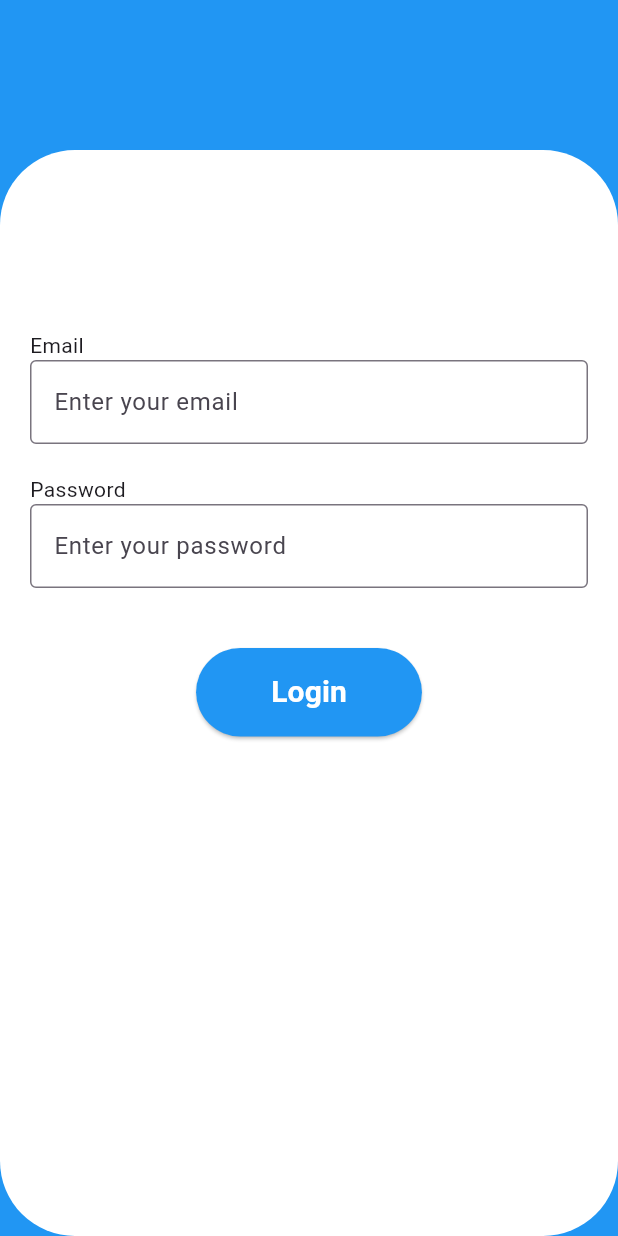
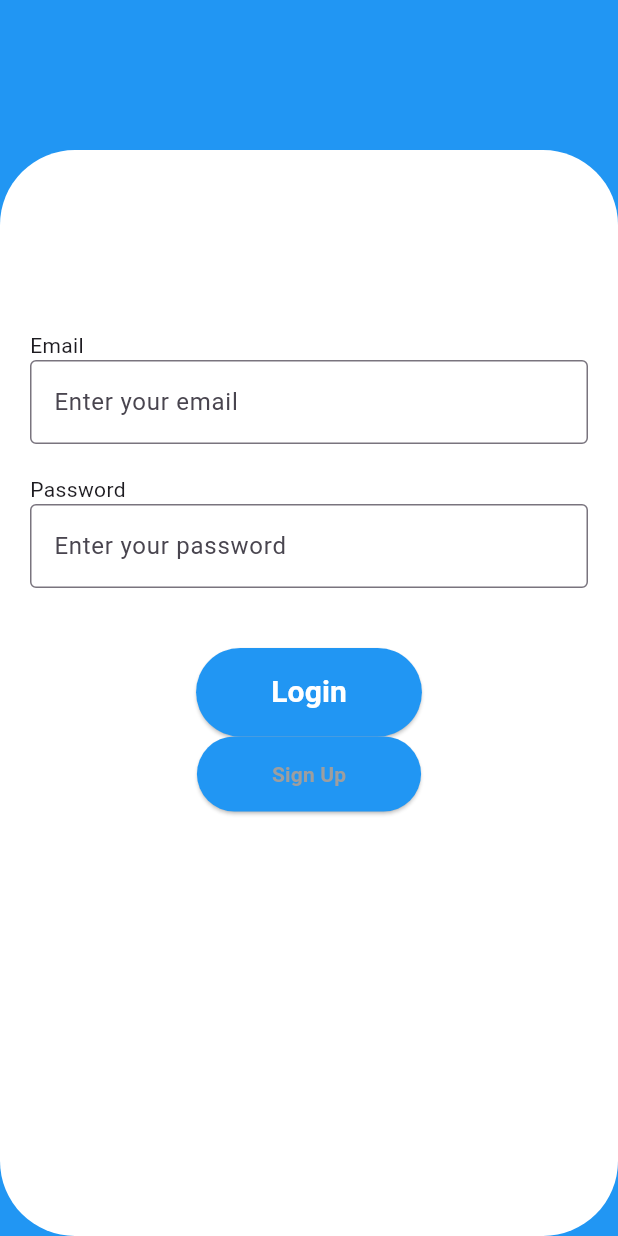
Before and after one commit to alexaalvaran/glucose_app, a Flutter app: the LoginPage screen opened directly, on a phone screen of 412 x 824 dp. Run offline on Flutter 3.47's test engine with Material 3 defaults, Android fonts, the phone set to English and light mode, and no system bars; our stand-ins replace firebase_auth, firebase_core, fluttertoast; accounts and stored records are empty.

Commit message:
Add Sign Up button to Login page

```diff
--- a/lib/main.dart
+++ b/lib/main.dart
@@ -1,5 +1,6 @@
 import 'package:flutter/material.dart';
 import 'package:firebase_core/firebase_core.dart';
+import 'package:glucose_app/view/login/login.dart';
 import 'firebase_options.dart';
 import '../view/signup/signup.dart';
 
@@ -17,7 +18,7 @@ class MainApp extends StatelessWidget {
   @override
   Widget build(BuildContext context) {
     return MaterialApp(
-      home: SignupPage(),
+      home: LoginPage(),
     );
   }
 }
--- a/lib/presenter/login_presenter.dart
+++ b/lib/presenter/login_presenter.dart
@@ -6,6 +6,7 @@ abstract class LoginView{
   void hideLoading();
   void showLoginError(String message);
   void navigateToHome();
+  void navigateToSignup();
 }
 
 class LoginPresenter {
@@ -34,4 +35,8 @@ class LoginPresenter {
       view.showLoginError(message);
     }
   }
+
+  void goToSignup() {
+    view.navigateToSignup();
+  }
 }
--- a/lib/view/login/login.dart
+++ b/lib/view/login/login.dart
@@ -3,6 +3,7 @@ import 'package:fluttertoast/fluttertoast.dart';
 import '../../model/authmodel.dart';
 import '../../presenter/login_presenter.dart';
 import '../home/home.dart';
+import '../signup/signup.dart';
 
 class LoginPage extends StatefulWidget {
   LoginPage({super.key});
@@ -63,6 +64,7 @@ class _LoginPageState extends State<LoginPage> implements LoginView {
                   ),
                 ),
                 const SizedBox(height: 40),
+
                 Center(
                   child: ElevatedButton(
                     onPressed: () {
@@ -85,6 +87,25 @@ class _LoginPageState extends State<LoginPage> implements LoginView {
                     ),
                     ),
                   ),
+                ),
+
+                Center(
+                  child: ElevatedButton(onPressed: (){
+                    presenter.goToSignup();
+                  }, style: ElevatedButton.styleFrom(
+                    backgroundColor: Colors.blue,
+                    padding: const EdgeInsets.symmetric(horizontal: 50, vertical: 15),
+                    shape: RoundedRectangleBorder(
+                      borderRadius: BorderRadius.circular(30.0),
+                    ),
+                  ),
+                  child: const Text('Sign Up',
+                  style: TextStyle(
+                    color: Colors.grey,
+                    fontWeight: FontWeight.w700,
+                    fontSize: 14,
+                  )),
+                ),
                 ),
               ],
             ),
@@ -124,4 +145,12 @@ class _LoginPageState extends State<LoginPage> implements LoginView {
       MaterialPageRoute(builder: (context) => Home()),
     );
   }
+
+  @override
+  void navigateToSignup() {
+    Navigator.push(
+      context,
+      MaterialPageRoute(builder: (context) => SignupPage()),
+    );
+  }
 }
--- a/lib/view/signup/signup.dart
+++ b/lib/view/signup/signup.dart
@@ -133,7 +133,7 @@ class _SignUpPageState extends State<SignupPage> implements SignUpView {
   @override
   void showSignUpSuccess() {
     Fluttertoast.showToast(
-      msg: 'Login successful',
+      msg: 'Signup successful',
       toastLength: Toast.LENGTH_SHORT,
       gravity: ToastGravity.BOTTOM,
       backgroundColor: Colors.green,
```
